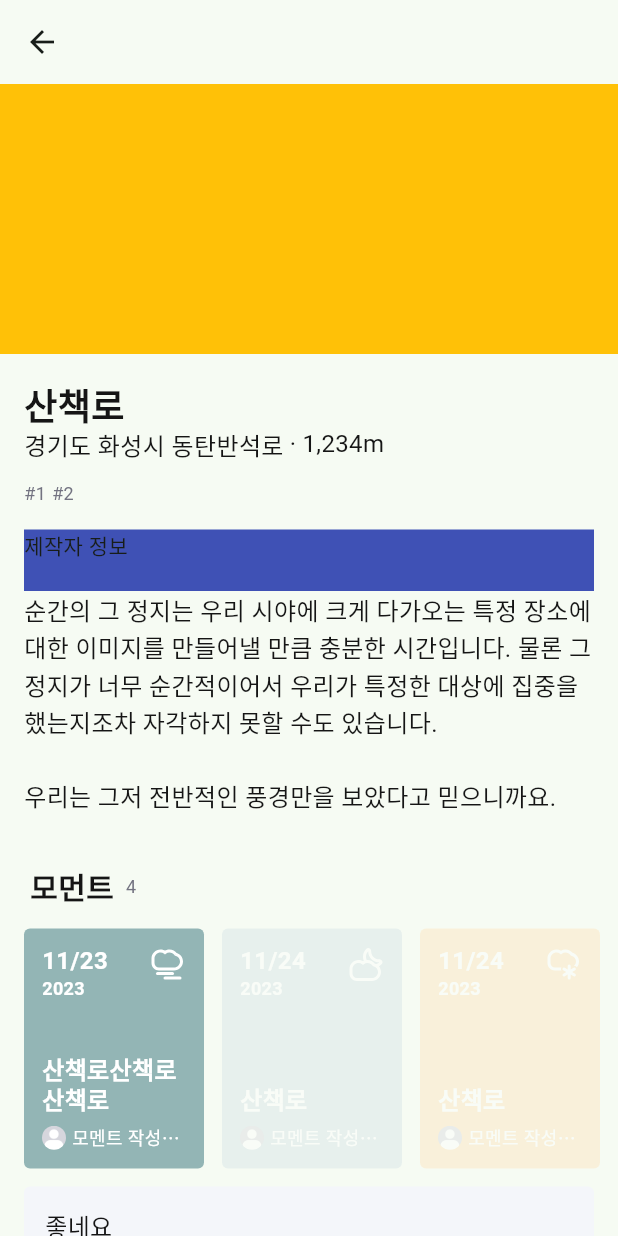
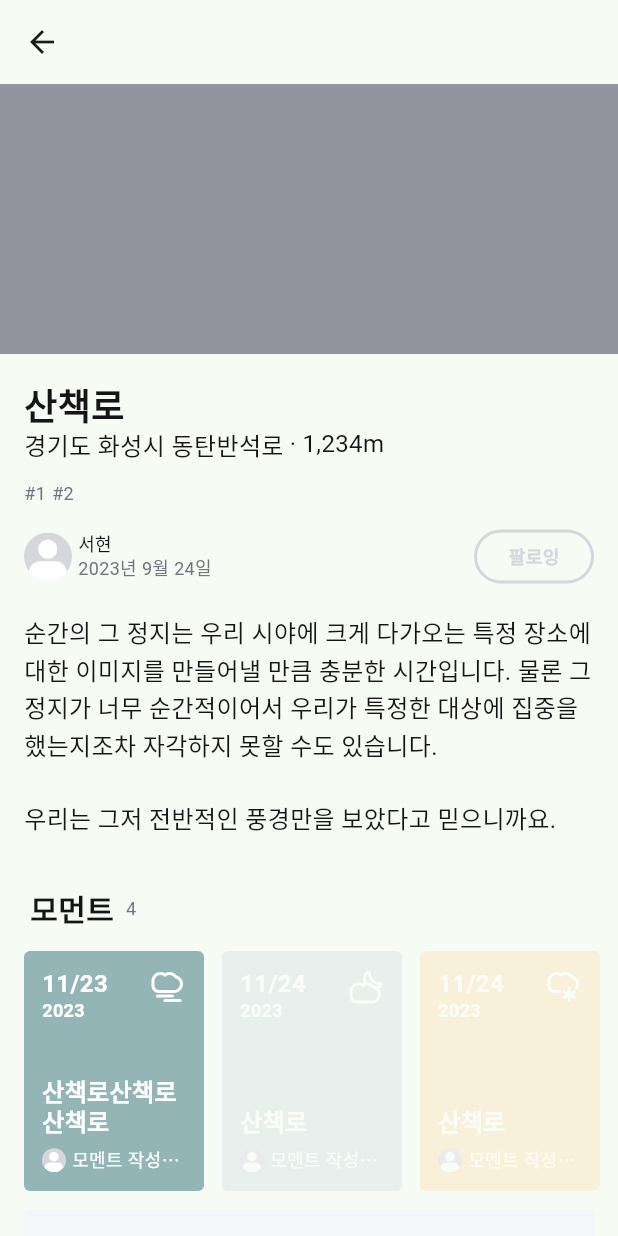
Before and after one commit to Naemansan/naemansan-hybird, a Flutter app: the TrailDetailScreen screen opened directly, on a phone screen of 412 x 824 dp. Run offline on Flutter 3.47's test engine with Material 2 defaults, Android fonts, the phone set to English and light mode, and no system bars; our stand-ins replace flutter_dotenv, flutter_native_splash, flutter_svg, geolocator, get; missing offline and left inert: naver_map_plugin; accounts and stored records are empty.

Commit message:
:sparkles: Feat: TrailDetail Writer

```diff
--- a/lib/screens/trailDetail/trail_detail_screen.dart
+++ b/lib/screens/trailDetail/trail_detail_screen.dart
@@ -29,7 +29,7 @@ class TrailDetailScreen extends StatelessWidget {
               child: Column(children: [
                 //썸네일
                 Container(
-                  color: Colors.amber,
+                  color: ColorStyles.gray2,
                   height: 180,
                 ), //썸네일
 
@@ -45,7 +45,10 @@ class TrailDetailScreen extends StatelessWidget {
                           tags: viewModel.trailDetailInfo.tags),
 
                       //작성자
-                      TrailDetailWriter(),
+                      TrailDetailWriter(
+                        writer: viewModel.trailDetailInfo.writer,
+                        date: viewModel.trailDetailInfo.date,
+                      ),
 
                       //소개
                       TrailDetailDescription(
--- a/lib/widget/trail/trailDetail/trail_detail_writer.dart
+++ b/lib/widget/trail/trailDetail/trail_detail_writer.dart
@@ -1,21 +1,59 @@
 import 'package:flutter/material.dart';
+import 'package:naemansan/utilities/style/color_styles.dart';
+import 'package:naemansan/utilities/style/font_styles.dart';
+import 'package:naemansan/widget/profile/follow_btn.dart';
 
 class TrailDetailWriter extends StatefulWidget {
-  const TrailDetailWriter({super.key});
+  final String writer;
+  final String date;
+  const TrailDetailWriter(
+      {super.key, required this.writer, required this.date});
 
   @override
   State<TrailDetailWriter> createState() => _TrailDetailWriterState();
 }
 
 class _TrailDetailWriterState extends State<TrailDetailWriter> {
+  String currentState = 'follow';
+
+  void onFollowBtnStateChanged(String newState) {
+    setState(() {
+      currentState = newState;
+    });
+  }
+
   @override
   Widget build(BuildContext context) {
     return //제작자 정보
         Container(
       width: double.infinity,
-      color: Colors.indigo,
       padding: const EdgeInsets.only(bottom: 20),
-      child: Text("제작자 정보"),
+      child: Row(children: [
+        Container(
+          margin: const EdgeInsets.only(right: 4),
+          decoration: const BoxDecoration(
+            shape: BoxShape.circle,
+          ),
+          child: ClipOval(
+            child: Image.asset(
+              'assets/images/defaultProfile.png',
+              height: 32,
+            ),
+          ),
+        ),
+        Expanded(
+            child: Column(
+          crossAxisAlignment: CrossAxisAlignment.start,
+          children: [
+            Text(widget.writer,
+                style: FontStyles.regular12.copyWith(color: ColorStyles.black)),
+            Text(widget.date,
+                style: FontStyles.regular12.copyWith(color: ColorStyles.gray3)),
+          ],
+        )),
+        FollowBtn(
+            currentState: currentState, onStateChanged: onFollowBtnStateChanged)
+      ]),
     ); //제작자 정보
   }
 }
```
